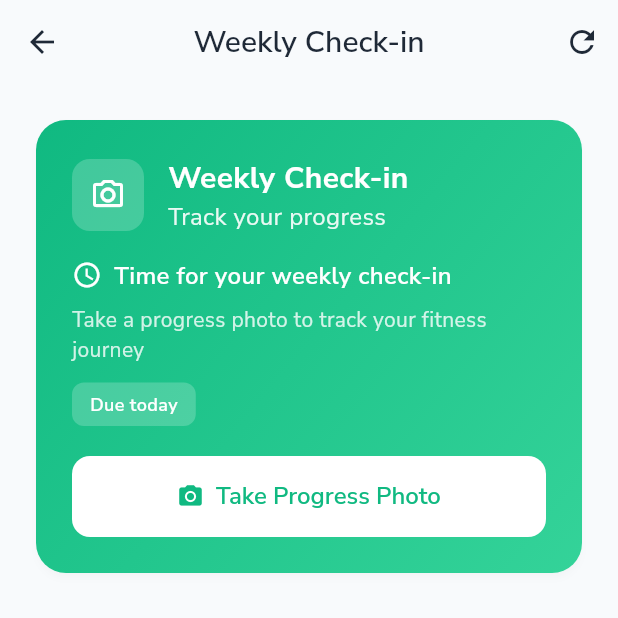
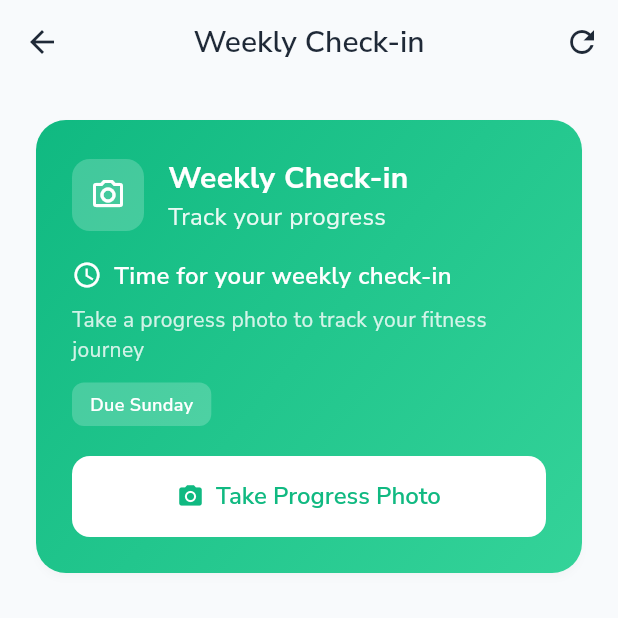
Before and after one commit to mahmoudal99/moctarnutrition, a Flutter app: the CheckinScreen screen opened by its route, on a phone screen of 412 x 824 dp, the top half of it. Run offline on Flutter 3.47's test engine with Material 3 defaults, Android fonts, the phone set to English and light mode, and no system bars; our stand-ins replace cached_network_image, cloud_firestore, firebase_auth, firebase_core, firebase_storage, flutter_dotenv and 9 more; accounts and stored records are empty; network calls fail; project files that could hold a hidden picture were left out.

Commit message:
Update checkin_status_card.dart

```diff
--- a/lib/features/checkin/presentation/widgets/checkin_status_card.dart
+++ b/lib/features/checkin/presentation/widgets/checkin_status_card.dart
@@ -219,7 +219,7 @@ class CheckinStatusCard extends StatelessWidget {
           child: Text(
             daysUntilDue > 0
                 ? '$daysUntilDue days remaining'
-                : 'Due today',
+                : 'Due Sunday',
             style: AppTextStyles.caption.copyWith(
               color: Colors.white,
               fontWeight: FontWeight.w600,
--- a/lib/features/profile/presentation/screens/profile_screen.dart
+++ b/lib/features/profile/presentation/screens/profile_screen.dart
@@ -610,7 +610,7 @@ List<_MockQuickAccess> _getQuickAccessItems(BuildContext context) {
     _MockQuickAccess(
       label: 'Weekly Check-in',
       icon: Icons.camera_alt,
-      onTap: () => context.go('/checkin'),
+      onTap: () => context.push('/checkin'),
     ),
     _MockQuickAccess(
       label: 'My Workouts',
```
